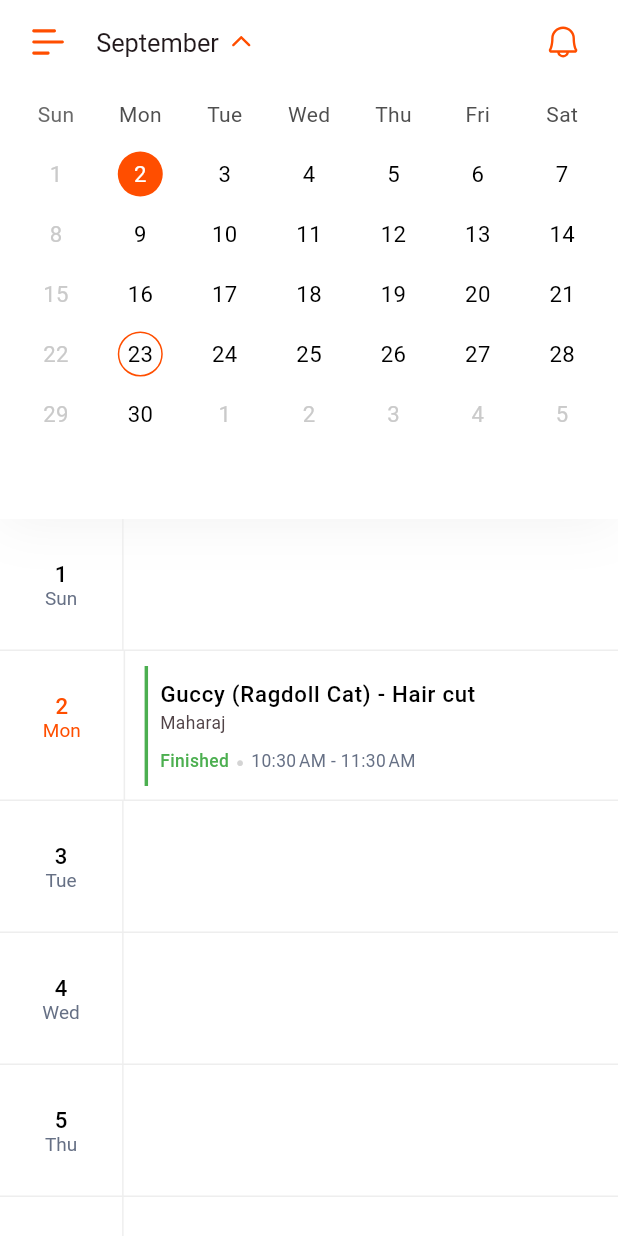
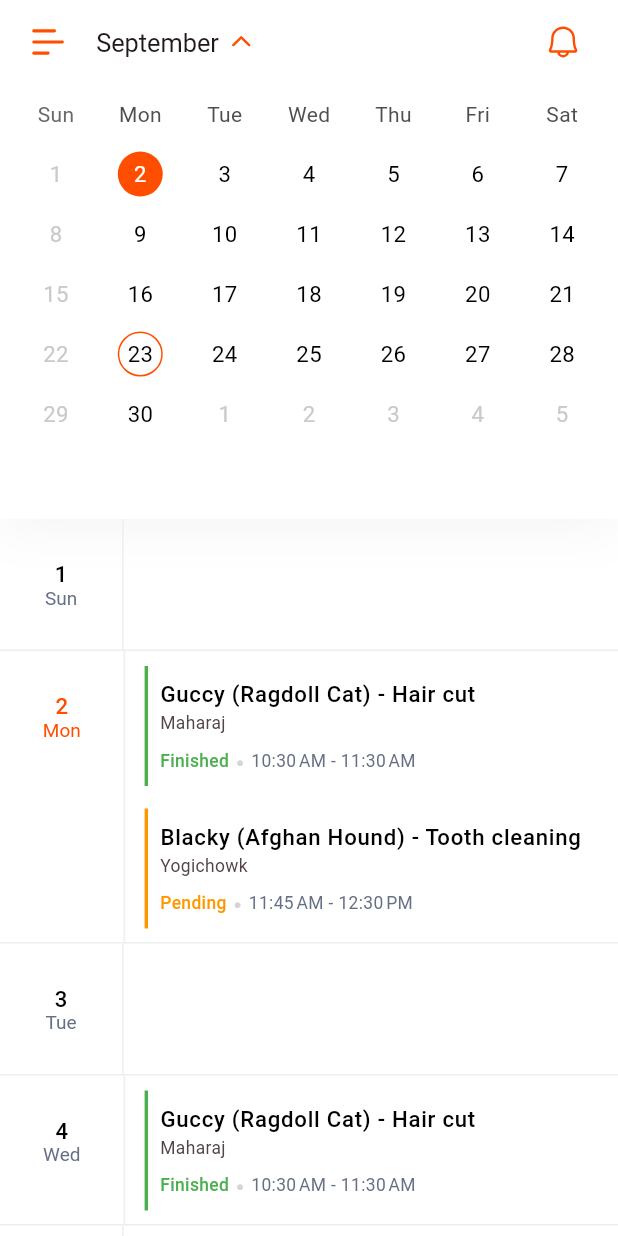
Before and after one commit to priyanshi2731/appointment_demo, a Flutter app: the screen it shows after launch, on a phone screen of 412 x 824 dp. Run offline on Flutter 3.47's test engine with Material 3 defaults, Android fonts, the phone set to English and light mode, and no system bars; drawn by our look-alikes of table_calendar; our stand-ins replace flutter_screenutil, flutter_svg, fluttertoast, get.

Commit message:
Days view - changes

```diff
--- a/lib/appointment_calender.dart
+++ b/lib/appointment_calender.dart
@@ -293,7 +293,7 @@ class _CalendarWithAppointmentsPageState extends State<CalendarWithAppointmentsP
                                 // Combine both the date and day into a single string
                                 String formattedDate = "${DateFormat('d').format(day)}, ${DateFormat('EEEE').format(day)}";
 
-                                debugPrint("$appointmentsForDay $_selectedDay");
+                                debugPrint("====$appointmentsForDay ====$_selectedDay===");
                                 Get.to(
                                   () => const DayWiseScheduleList(),
                                   arguments: {
@@ -546,89 +546,89 @@ List<Appointment> getCalendarData() {
       subject: 'Guccy (Ragdoll Cat) - Hair cut',
       status: 'Finished',
     ),
-    // Appointment(
-    //   startTime: DateTime(2024, 9, 2, 11, 45),
-    //   endTime: DateTime(2024, 9, 2, 12, 30),
-    //   branch: "Yogichowk",
-    //   subject: 'Blacky (Afghan Hound) - Tooth cleaning',
-    //   status: 'Pending',
-    // ),
-    // Appointment(
-    //   startTime: DateTime(2024, 9, 4, 10, 30),
-    //   branch: "Maharaj",
-    //   endTime: DateTime(2024, 9, 4, 11, 30),
-    //   subject: 'Guccy (Ragdoll Cat) - Hair cut',
-    //   status: 'Finished',
-    // ),
-    // Appointment(
-    //   startTime: DateTime(2024, 9, 7, 11, 45),
-    //   endTime: DateTime(2024, 9, 7, 12, 30),
-    //   branch: "Yogichowk",
-    //   subject: 'Blacky (Afghan Hound) - Tooth cleaning',
-    //   status: 'Pending',
-    // ),
-    // Appointment(
-    //   startTime: DateTime(2024, 9, 20, 10, 30),
-    //   branch: "Maharaj",
-    //   endTime: DateTime(2024, 9, 20, 11, 30),
-    //   subject: 'Guccy (Ragdoll Cat) - Hair cut',
-    //   status: 'Finished',
-    // ),
-    // Appointment(
-    //   startTime: DateTime(2024, 9, 20, 11, 45),
-    //   endTime: DateTime(2024, 9, 20, 12, 30),
-    //   branch: "Yogichowk",
-    //   subject: 'Blacky (Afghan Hound) - Tooth cleaning',
-    //   status: 'Pending',
-    // ),
-    // Appointment(
-    //   startTime: DateTime(2024, 9, 21, 10, 45),
-    //   endTime: DateTime(2024, 9, 21, 12, 30),
-    //   branch: "Maharaj",
-    //   subject: 'Daisy (Afghan Hound) - Tooth cleaning',
-    //   status: 'Upcoming',
-    // ),
-    // Appointment(
-    //   startTime: DateTime(2024, 10, 21, 10, 30),
-    //   branch: "Maharaj",
-    //   endTime: DateTime(2024, 10, 21, 11, 30),
-    //   subject: 'Guccy (Ragdoll Cat) - Hair cut',
-    //   status: 'Finished',
-    // ),
-    // Appointment(
-    //   startTime: DateTime(2024, 10, 5, 11, 45),
-    //   endTime: DateTime(2024, 10, 5, 12, 30),
-    //   branch: "Yogichowk",
-    //   subject: 'Blacky (Afghan Hound) - Tooth cleaning',
-    //   status: 'Pending',
-    // ),
-    // Appointment(
-    //   startTime: DateTime(2024, 11, 9, 10, 45),
-    //   endTime: DateTime(2024, 11, 9, 12, 30),
-    //   branch: "Maharaj",
-    //   subject: 'Daisy (Afghan Hound) - Tooth cleaning',
-    //   status: 'Upcoming',
-    // ),
-    // Appointment(
-    //   startTime: DateTime(2024, 9, 9, 10, 30),
-    //   branch: "Maharaj",
-    //   endTime: DateTime(2024, 9, 9, 11, 30),
-    //   subject: 'Guccy (Ragdoll Cat) - Hair cut',
-    //   status: 'Finished',
-    // ),
-    // Appointment(
-    //   startTime: DateTime(2024, 9, 20, 11, 45),
-    //   endTime: DateTime(2024, 9, 20, 12, 30),
-    //   branch: "Yogichowk",
-    //   subject: 'Blacky (Afghan Hound) - Tooth cleaning',
-    //   status: 'Pending',
-    // ),
-    // Appointment(
-    //   startTime: DateTime(2024, 9, 22, 10, 45),
-    //   endTime: DateTime(2024, 9, 22, 12, 30),
-    //   branch: "Maharaj",
-    //   subject: 'Daisy (Afghan Hound) - Tooth cleaning',
-    //   status: 'Upcoming',
-    // ),
+    Appointment(
+      startTime: DateTime(2024, 9, 2, 11, 45),
+      endTime: DateTime(2024, 9, 2, 12, 30),
+      branch: "Yogichowk",
+      subject: 'Blacky (Afghan Hound) - Tooth cleaning',
+      status: 'Pending',
+    ),
+    Appointment(
+      startTime: DateTime(2024, 9, 4, 10, 30),
+      branch: "Maharaj",
+      endTime: DateTime(2024, 9, 4, 11, 30),
+      subject: 'Guccy (Ragdoll Cat) - Hair cut',
+      status: 'Finished',
+    ),
+    Appointment(
+      startTime: DateTime(2024, 9, 7, 11, 45),
+      endTime: DateTime(2024, 9, 7, 12, 30),
+      branch: "Yogichowk",
+      subject: 'Blacky (Afghan Hound) - Tooth cleaning',
+      status: 'Pending',
+    ),
+    Appointment(
+      startTime: DateTime(2024, 9, 20, 10, 30),
+      branch: "Maharaj",
+      endTime: DateTime(2024, 9, 20, 11, 30),
+      subject: 'Guccy (Ragdoll Cat) - Hair cut',
+      status: 'Finished',
+    ),
+    Appointment(
+      startTime: DateTime(2024, 9, 20, 11, 45),
+      endTime: DateTime(2024, 9, 20, 12, 30),
+      branch: "Yogichowk",
+      subject: 'Blacky (Afghan Hound) - Tooth cleaning',
+      status: 'Pending',
+    ),
+    Appointment(
+      startTime: DateTime(2024, 9, 21, 10, 45),
+      endTime: DateTime(2024, 9, 21, 12, 30),
+      branch: "Maharaj",
+      subject: 'Daisy (Afghan Hound) - Tooth cleaning',
+      status: 'Upcoming',
+    ),
+    Appointment(
+      startTime: DateTime(2024, 10, 21, 10, 30),
+      branch: "Maharaj",
+      endTime: DateTime(2024, 10, 21, 11, 30),
+      subject: 'Guccy (Ragdoll Cat) - Hair cut',
+      status: 'Finished',
+    ),
+    Appointment(
+      startTime: DateTime(2024, 10, 5, 11, 45),
+      endTime: DateTime(2024, 10, 5, 12, 30),
+      branch: "Yogichowk",
+      subject: 'Blacky (Afghan Hound) - Tooth cleaning',
+      status: 'Pending',
+    ),
+    Appointment(
+      startTime: DateTime(2024, 11, 9, 10, 45),
+      endTime: DateTime(2024, 11, 9, 12, 30),
+      branch: "Maharaj",
+      subject: 'Daisy (Afghan Hound) - Tooth cleaning',
+      status: 'Upcoming',
+    ),
+    Appointment(
+      startTime: DateTime(2024, 9, 9, 10, 30),
+      branch: "Maharaj",
+      endTime: DateTime(2024, 9, 9, 11, 30),
+      subject: 'Guccy (Ragdoll Cat) - Hair cut',
+      status: 'Finished',
+    ),
+    Appointment(
+      startTime: DateTime(2024, 9, 20, 11, 45),
+      endTime: DateTime(2024, 9, 20, 12, 30),
+      branch: "Yogichowk",
+      subject: 'Blacky (Afghan Hound) - Tooth cleaning',
+      status: 'Pending',
+    ),
+    Appointment(
+      startTime: DateTime(2024, 9, 22, 10, 45),
+      endTime: DateTime(2024, 9, 22, 12, 30),
+      branch: "Maharaj",
+      subject: 'Daisy (Afghan Hound) - Tooth cleaning',
+      status: 'Upcoming',
+    ),
   ];
 }
--- a/lib/controller/day_wise_schedule_list_controller.dart
+++ b/lib/controller/day_wise_schedule_list_controller.dart
@@ -12,13 +12,14 @@ class DayWiseScheduleListController extends GetxController {
   bool showScrollToTopButton = false;
   bool activeSendButton = false;
 
+
+
   @override
   void onInit() {
     super.onInit();
     if (Get.arguments != null) {
       if (Get.arguments["appointments"].runtimeType == List<Appointment>) {
         todayAppointments = Get.arguments["appointments"];
-        todayAppointments.sort((a, b) => a.startTime.compareTo(b.startTime)); // Sort appointments by start time
       }
 
       if (Get.arguments["selectedDay"].runtimeType == String) {
@@ -26,4 +27,15 @@ class DayWiseScheduleListController extends GetxController {
       }
     }
   }
+
+  List<Appointment> getAppointmentsForTime(DateTime time) {
+    return todayAppointments.where((appointment) {
+      // Check if the appointment starts in the same hour of the day as the given time slot
+      return appointment.startTime.year == time.year &&
+          appointment.startTime.month == time.month &&
+          appointment.startTime.day == time.day &&
+          appointment.startTime.hour == time.hour;
+    }).toList();
+  }
+
 }
--- a/lib/day_wise_schedule_list.dart
+++ b/lib/day_wise_schedule_list.dart
@@ -36,12 +36,6 @@ class _DayWiseScheduleListState extends State<DayWiseScheduleList> {
     }
   }
 
-  List<Appointment> _getAppointmentsForTime(DateTime time) {
-    return controller.todayAppointments.where((appointment) {
-      return appointment.startTime.isAtSameMomentAs(time); // Check if both DateTime objects are the same
-    }).toList();
-  }
-
   void scrollToFirstDay() {
     WidgetsBinding.instance.addPostFrameCallback((_) {
       controller.scrollController.animateTo(
@@ -62,11 +56,11 @@ class _DayWiseScheduleListState extends State<DayWiseScheduleList> {
         title: UiUtils.fadeSwitcherWidget(
           duration: const Duration(milliseconds: 300),
           child: Text(
-            "${controller.selectedDay}",
+            controller.selectedDay,
             style: TextStyle(
               fontSize: 18.sp,
               fontWeight: FontWeight.w600,
-              color: Color(0xFFFF4E00),
+              color: const Color(0xFFFF4E00),
             ),
           ),
         ),
@@ -119,9 +113,9 @@ class _DayWiseScheduleListState extends State<DayWiseScheduleList> {
                       itemBuilder: (context, index) {
                         DateTime day = controller.allHoursInDay[index];
 
-                        // controller.todayAppointments = _getAppointmentsForTime(day);
-                        debugPrint("$day");
+                        List<Appointment> appointmentsForTime = controller.getAppointmentsForTime(day);
 
+                        debugPrint("======$day");
                         debugPrint("${controller.todayAppointments.length}");
 
                         return Row(
@@ -132,7 +126,7 @@ class _DayWiseScheduleListState extends State<DayWiseScheduleList> {
                               child: Container(
                                 padding: const EdgeInsets.symmetric(vertical: 28, horizontal: 12),
                                 decoration: BoxDecoration(
-                                  border: controller.todayAppointments.isEmpty
+                                  border: appointmentsForTime.isEmpty
                                       ? Border(
                                           right: BorderSide(color: Colors.grey.shade200),
                                         )
@@ -175,14 +169,14 @@ class _DayWiseScheduleListState extends State<DayWiseScheduleList> {
                               flex: 4,
                               child: Container(
                                 decoration: BoxDecoration(
-                                  border: controller.todayAppointments.isNotEmpty
+                                  border: appointmentsForTime.isNotEmpty
                                       ? Border(
                                           left: BorderSide(color: Colors.grey.shade200),
                                         )
                                       : null,
                                 ),
                                 alignment: Alignment.center,
-                                child: controller.todayAppointments.isNotEmpty
+                                child: appointmentsForTime.isNotEmpty
                                     ? ListView.separated(
                                         shrinkWrap: true,
                                         physics: const NeverScrollableScrollPhysics(),
@@ -195,8 +189,8 @@ class _DayWiseScheduleListState extends State<DayWiseScheduleList> {
                                           return Container(
                                             margin: const EdgeInsets.only(left: 3),
                                             decoration: BoxDecoration(
-                                              border: controller.todayAppointments.isNotEmpty
-                                                  ? Border(
+                                              border: appointmentsForTime.isNotEmpty
+                                                  ? const Border(
                                                       left: BorderSide(
                                                         color: Colors.green,
                                                         width: 2.3,
@@ -261,7 +255,9 @@ class _DayWiseScheduleListState extends State<DayWiseScheduleList> {
                                           );
                                         },
                                       )
-                                    : const SizedBox(),
+                                    : const SizedBox(
+                                        child: CircularProgressIndicator(),
+                                      ),
                               ),
                             ),
                           ],
```
